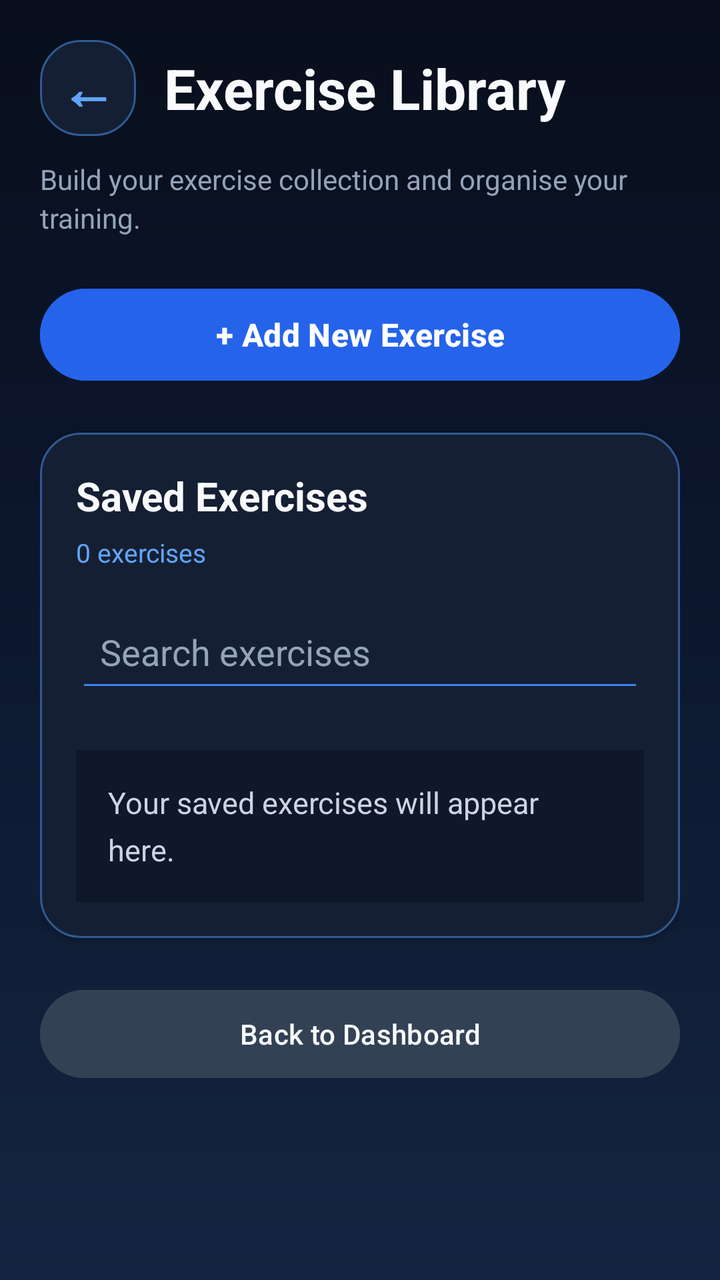
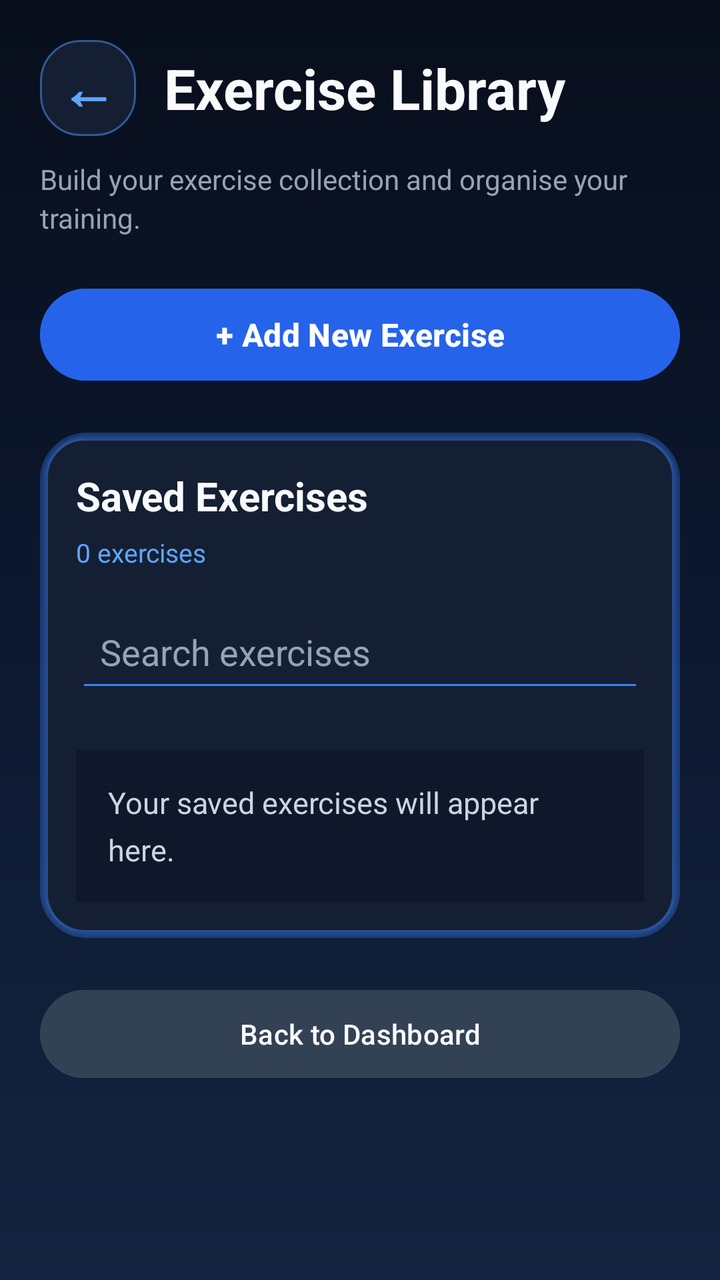

The first picture is an Android layout as it rendered before a commit; the second is the same layout after the commit. The layout source and the unified diff follow.
<!-- AndroidManifest.xml: application theme Theme.GymTrackerPro -->
<!-- res/layout/activity_exercises.xml -->
<?xml version="1.0" encoding="utf-8"?>
<ScrollView xmlns:android="http://schemas.android.com/apk/res/android"
    xmlns:app="http://schemas.android.com/apk/res-auto"
    android:layout_width="match_parent"
    android:layout_height="match_parent"
    android:background="@drawable/bg_midnight_gradient"
    android:fillViewport="true"
    android:scrollbars="none">

    <LinearLayout
        android:layout_width="match_parent"
        android:layout_height="wrap_content"
        android:orientation="vertical"
        android:padding="20dp">

        
        <LinearLayout
            android:layout_width="match_parent"
            android:layout_height="wrap_content"
            android:orientation="horizontal"
            android:gravity="center_vertical"
            android:layout_marginBottom="6dp">

            <TextView
                android:id="@+id/buttonBackArrow"
                android:layout_width="48dp"
                android:layout_height="48dp"
                android:background="@drawable/bg_card"
                android:gravity="center"
                android:text="←"
                android:textColor="#60A5FA"
                android:textSize="28sp"
                android:textStyle="bold"
                android:clickable="true"
                android:focusable="true"
                android:contentDescription="Back to Dashboard" />

            <TextView
                android:layout_width="0dp"
                android:layout_height="wrap_content"
                android:layout_weight="1"
                android:layout_marginStart="14dp"
                android:text="Exercise Library"
                android:textColor="#F8FAFC"
                android:textSize="28sp"
                android:textStyle="bold" />

        </LinearLayout>

        <TextView
            android:layout_width="match_parent"
            android:layout_height="wrap_content"
            android:layout_marginTop="6dp"
            android:layout_marginBottom="22dp"
            android:text="Build your exercise collection and organise your training."
            android:textColor="#94A3B8"
            android:textSize="14sp"
            android:lineSpacingExtra="3dp" />

        
        <Button
            android:id="@+id/buttonToggleAdd"
            android:layout_width="match_parent"
            android:layout_height="54dp"
            android:backgroundTint="#2563EB"
            android:text="+ Add New Exercise"
            android:textAllCaps="false"
            android:textColor="#FFFFFF"
            android:textSize="16sp"
            android:textStyle="bold" />

        
        <LinearLayout
            android:id="@+id/cardAddExercise"
            android:layout_width="match_parent"
            android:layout_height="wrap_content"
            android:layout_marginTop="16dp"
            android:background="@drawable/bg_card"
            android:elevation="3dp"
            android:orientation="vertical"
            android:padding="18dp"
            android:visibility="gone">

            <TextView
                android:layout_width="match_parent"
                android:layout_height="wrap_content"
                android:layout_marginBottom="18dp"
                android:text="Add a new exercise"
                android:textColor="#F8FAFC"
                android:textSize="19sp"
                android:textStyle="bold" />

            <TextView
                android:layout_width="match_parent"
                android:layout_height="wrap_content"
                android:layout_marginBottom="6dp"
                android:text="Exercise name"
                android:textColor="#CBD5E1"
                android:textSize="14sp"
                android:textStyle="bold" />

            <EditText
                android:id="@+id/editExerciseName"
                android:layout_width="match_parent"
                android:layout_height="54dp"
                android:backgroundTint="#3B82F6"
                android:hint="e.g. Bench Press"
                android:inputType="textCapWords"
                android:padding="14dp"
                android:singleLine="true"
                android:textColor="#F8FAFC"
                android:textColorHint="#94A3B8" />

            <TextView
                android:layout_width="match_parent"
                android:layout_height="wrap_content"
                android:layout_marginTop="18dp"
                android:layout_marginBottom="6dp"
                android:text="Muscle group"
                android:textColor="#CBD5E1"
                android:textSize="14sp"
                android:textStyle="bold" />

            <Spinner
                android:id="@+id/spinnerMuscleGroup"
                android:layout_width="match_parent"
                android:layout_height="54dp"
                android:backgroundTint="#3B82F6"
                android:paddingStart="10dp"
                android:paddingEnd="10dp" />

            <Button
                android:id="@+id/buttonSaveExercise"
                android:layout_width="match_parent"
                android:layout_height="54dp"
                android:layout_marginTop="22dp"
                android:backgroundTint="#2563EB"
                android:text="Save Exercise"
                android:textAllCaps="false"
                android:textColor="#FFFFFF"
                android:textSize="16sp"
                android:textStyle="bold" />

        </LinearLayout>

        
        <LinearLayout
            android:layout_width="match_parent"
            android:layout_height="wrap_content"
            android:layout_marginTop="22dp"
            android:background="@drawable/bg_card"
            android:elevation="3dp"
            android:orientation="vertical"
            android:padding="18dp">

            <TextView
                android:layout_width="match_parent"
                android:layout_height="wrap_content"
                android:layout_marginBottom="6dp"
                android:text="Saved Exercises"
                android:textColor="#F8FAFC"
                android:textSize="20sp"
                android:textStyle="bold" />

            <TextView
                android:id="@+id/textExerciseCount"
                android:layout_width="match_parent"
                android:layout_height="wrap_content"
                android:layout_marginBottom="16dp"
                android:text="0 exercises"
                android:textColor="#60A5FA"
                android:textSize="13sp" />

            
            <EditText
                android:id="@+id/editSearchExercise"
                android:layout_width="match_parent"
                android:layout_height="50dp"
                android:backgroundTint="#3B82F6"
                android:hint="Search exercises"
                android:inputType="text"
                android:padding="12dp"
                android:singleLine="true"
                android:textColor="#F8FAFC"
                android:textColorHint="#94A3B8" />

            
            <HorizontalScrollView
                android:layout_width="match_parent"
                android:layout_height="wrap_content"
                android:layout_marginTop="12dp"
                android:layout_marginBottom="12dp"
                android:scrollbars="none">

                <com.google.android.material.chip.ChipGroup
                    android:id="@+id/chipGroupMuscle"
                    android:layout_width="wrap_content"
                    android:layout_height="wrap_content"
                    app:singleLine="true"
                    app:singleSelection="true" />

            </HorizontalScrollView>

            
            <TextView
                android:id="@+id/textExerciseEmpty"
                android:layout_width="match_parent"
                android:layout_height="wrap_content"
                android:minHeight="70dp"
                android:background="#0F172A"
                android:lineSpacingExtra="6dp"
                android:padding="16dp"
                android:text="Your saved exercises will appear here."
                android:textColor="#CBD5E1"
                android:textSize="15sp" />

            
            <LinearLayout
                android:id="@+id/containerExercises"
                android:layout_width="match_parent"
                android:layout_height="wrap_content"
                android:orientation="vertical" />

            
            <TextView
                android:id="@+id/textExerciseList"
                android:layout_width="match_parent"
                android:layout_height="wrap_content"
                android:visibility="gone" />

        </LinearLayout>

        
        <Button
            android:id="@+id/buttonBackHome"
            android:layout_width="match_parent"
            android:layout_height="52dp"
            android:layout_marginTop="22dp"
            android:layout_marginBottom="12dp"
            android:backgroundTint="#334155"
            android:text="Back to Dashboard"
            android:textAllCaps="false"
            android:textColor="#F8FAFC" />

    </LinearLayout>

</ScrollView>
<!-- resources referenced by this layout -->
<resources>
  <!-- drawable bg_card (drawable) -->
  <?xml version="1.0" encoding="utf-8"?>
  <shape xmlns:android="http://schemas.android.com/apk/res/android" android:shape="rectangle">
      <solid android:color="@color/gt_surface" />
      <corners android:radius="20dp" />
      <stroke android:width="1dp" android:color="@color/gt_stroke" />
  </shape>
  <!-- drawable bg_midnight_gradient (drawable) -->
  <?xml version="1.0" encoding="utf-8"?>
  <shape xmlns:android="http://schemas.android.com/apk/res/android"
      android:shape="rectangle">
  
      <gradient
          android:angle="270"
          android:startColor="#080E1B"
          android:centerColor="#0D1830"
          android:endColor="#142440"
          android:type="linear" />
  
  </shape>
  <style name="Theme.GymTrackerPro" parent="Base.Theme.GymTrackerPro" />
  <color name="gt_surface">#151F33</color>
  <color name="gt_stroke">#2F5A94</color>
  <style name="Base.Theme.GymTrackerPro" parent="Theme.Material3.Dark.NoActionBar">
          <item name="colorPrimary">@color/gt_blue</item>
          <item name="colorSurface">@color/gt_surface</item>
          <item name="android:windowBackground">@color/gt_background</item>
  
          
          <item name="android:statusBarColor">@color/gt_background</item>
          <item name="android:navigationBarColor">@color/gt_background</item>
          <item name="android:windowLightStatusBar">false</item>
      </style>
  <color name="gt_blue">#60A5FA</color>
  <color name="gt_background">#0B1120</color>
</resources>

<!-- the commit's change to res/layout/activity_exercises.xml (unified diff, before → after) -->
@@ -75,7 +75,7 @@
             android:layout_width="match_parent"
             android:layout_height="wrap_content"
             android:layout_marginTop="16dp"
-            android:background="@drawable/bg_card"
+            android:background="@drawable/bg_glow_card"
             android:elevation="3dp"
             android:orientation="vertical"
             android:padding="18dp"
@@ -148,7 +148,7 @@
             android:layout_width="match_parent"
             android:layout_height="wrap_content"
             android:layout_marginTop="22dp"
-            android:background="@drawable/bg_card"
+            android:background="@drawable/bg_glow_card"
             android:elevation="3dp"
             android:orientation="vertical"
             android:padding="18dp">
<!-- resource entries referenced after the edit -->
@@ -7,6 +7,39 @@
       <corners android:radius="20dp" />
       <stroke android:width="1dp" android:color="@color/gt_stroke" />
   </shape>
+  <!-- drawable bg_glow_card (drawable) -->
+  <?xml version="1.0" encoding="utf-8"?>
+  <layer-list xmlns:android="http://schemas.android.com/apk/res/android">
+  
+      
+      <item>
+          <shape android:shape="rectangle">
+              <corners android:radius="22dp" />
+              <solid android:color="#332563EB" />
+              <stroke
+                  android:width="3dp"
+                  android:color="#553B82F6" />
+          </shape>
+      </item>
+  
+      
+      <item
+          android:left="3dp"
+          android:top="3dp"
+          android:right="3dp"
+          android:bottom="3dp">
+  
+          <shape android:shape="rectangle">
+              <corners android:radius="19dp" />
+              <solid android:color="#151F33" />
+              <stroke
+                  android:width="1dp"
+                  android:color="#604F8FFF" />
+          </shape>
+  
+      </item>
+  
+  </layer-list>
   <!-- drawable bg_midnight_gradient (drawable) -->
   <?xml version="1.0" encoding="utf-8"?>
   <shape xmlns:android="http://schemas.android.com/apk/res/android"
